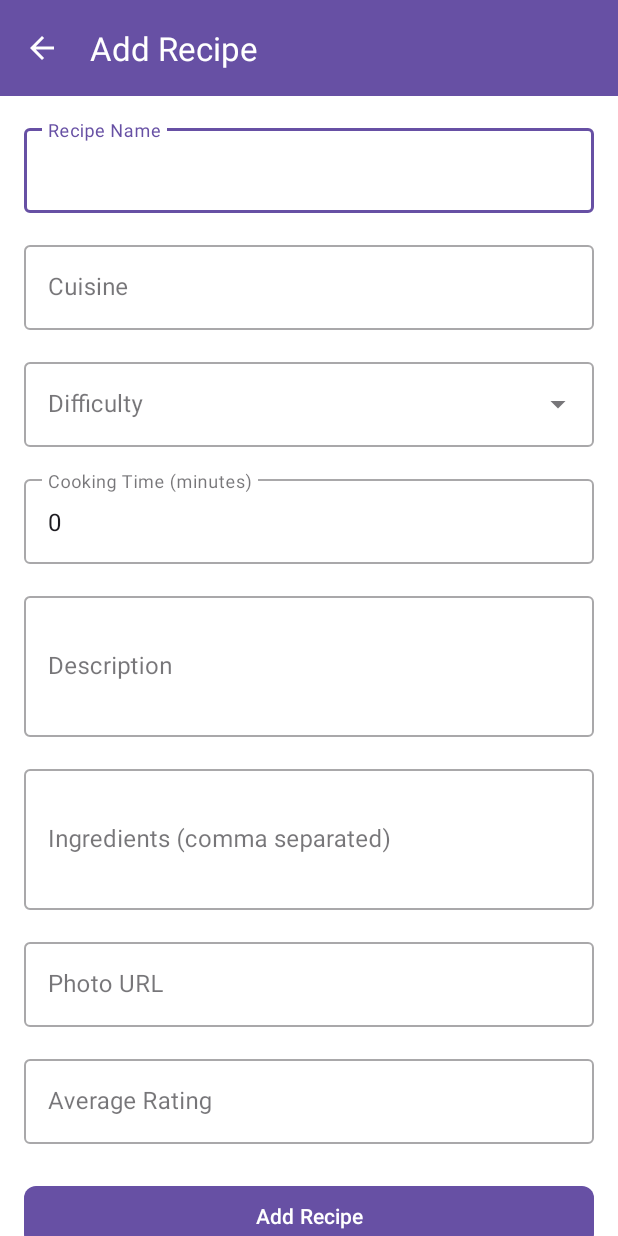
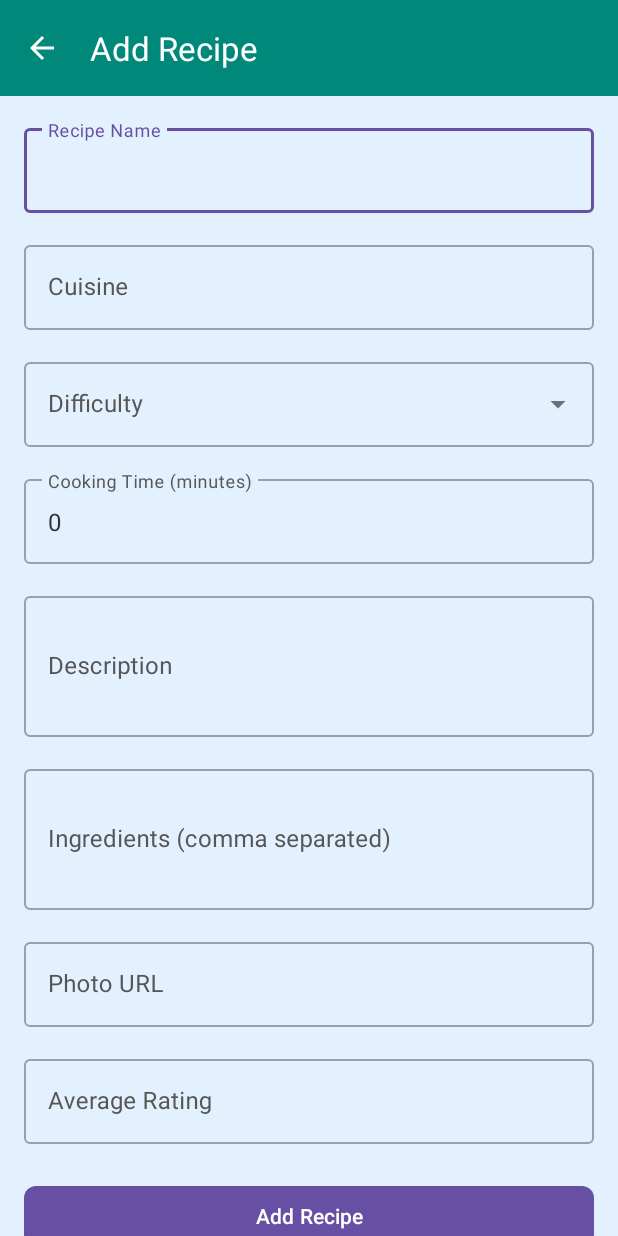
Before and after one commit to SimantDhakalGeorgian/Mobile-APIs-and-Frameworks, an Android app: the AddUpdateRecipeActivity screen opened directly, with no data from a screen before it, on a phone screen of 412 x 824 dp. Run offline under Robolectric (Android 15) with nearby library versions, the light colour scheme and no system bars.

Commit message:
ui component for color palatte changed

```diff
--- a/Assignment 4 Mobile App Secure API/app/src/main/res/layout/activity_add_update_recipe.xml
+++ b/Assignment 4 Mobile App Secure API/app/src/main/res/layout/activity_add_update_recipe.xml
@@ -4,7 +4,7 @@
     xmlns:app="http://schemas.android.com/apk/res-auto"
     android:layout_width="match_parent"
     android:layout_height="match_parent"
-    android:background="@color/white">
+    android:background="@color/backgroundColor">
 
     <com.google.android.material.appbar.AppBarLayout
         android:layout_width="match_parent"
@@ -14,7 +14,7 @@
             android:id="@+id/toolbar"
             android:layout_width="match_parent"
             android:layout_height="?attr/actionBarSize"
-            android:background="?attr/colorPrimary"
+            android:background="#00897B"
             app:layout_scrollFlags="scroll|enterAlways"
             app:titleTextColor="@color/white"/>
 
@@ -37,6 +37,7 @@
                 android:layout_width="0dp"
                 android:layout_height="wrap_content"
                 android:hint="Recipe Name"
+                android:textColorHint="@color/hintColor"
                 app:layout_constraintEnd_toEndOf="parent"
                 app:layout_constraintStart_toStartOf="parent"
                 app:layout_constraintTop_toTopOf="parent">
@@ -46,6 +47,8 @@
                     android:layout_width="match_parent"
                     android:layout_height="wrap_content"
                     android:inputType="text"
+                    android:textColor="@color/inputTextColor"
+                    android:textColorHint="@color/black"
                     android:text="Momo Nepalese" />
 
             </com.google.android.material.textfield.TextInputLayout>
@@ -57,6 +60,7 @@
                 android:layout_width="0dp"
                 android:layout_height="wrap_content"
                 android:layout_marginTop="16dp"
+                android:textColorHint="@color/hintColor"
                 android:hint="Cuisine"
                 app:layout_constraintEnd_toEndOf="parent"
                 app:layout_constraintStart_toStartOf="parent"
@@ -67,6 +71,8 @@
                     android:layout_width="match_parent"
                     android:layout_height="wrap_content"
                     android:inputType="text"
+                    android:textColor="@color/inputTextColor"
+                    android:textColorHint="@color/black"
                     android:text="Nepalese" />
 
             </com.google.android.material.textfield.TextInputLayout>
@@ -78,6 +84,7 @@
                 android:layout_width="0dp"
                 android:layout_height="wrap_content"
                 android:layout_marginTop="16dp"
+                android:textColorHint="@color/hintColor"
                 android:hint="Difficulty"
                 app:layout_constraintEnd_toEndOf="parent"
                 app:layout_constraintStart_toStartOf="parent"
@@ -99,6 +106,7 @@
                 android:layout_width="0dp"
                 android:layout_height="wrap_content"
                 android:layout_marginTop="16dp"
+                android:textColorHint="@color/hintColor"
                 android:hint="Cooking Time (minutes)"
                 app:layout_constraintEnd_toEndOf="parent"
                 app:layout_constraintStart_toStartOf="parent"
@@ -109,7 +117,9 @@
                     android:layout_width="match_parent"
                     android:layout_height="wrap_content"
                     android:inputType="number"
-                    android:text="45" />
+                    android:text="45"
+                    android:textColor="@color/inputTextColor"
+                    android:textColorHint="@color/black"/>
 
             </com.google.android.material.textfield.TextInputLayout>
 
@@ -120,6 +130,7 @@
                 android:layout_width="0dp"
                 android:layout_height="wrap_content"
                 android:layout_marginTop="16dp"
+                android:textColorHint="@color/hintColor"
                 android:hint="Description"
                 app:layout_constraintEnd_toEndOf="parent"
                 app:layout_constraintStart_toStartOf="parent"
@@ -131,6 +142,8 @@
                     android:layout_height="wrap_content"
                     android:inputType="textMultiLine"
                     android:minLines="3"
+                    android:textColor="@color/inputTextColor"
+                    android:textColorHint="@color/black"
                     android:text="Steamed dumplings filled with a deliciously spiced chicken filling." />
 
             </com.google.android.material.textfield.TextInputLayout>
@@ -142,6 +155,7 @@
                 android:layout_width="0dp"
                 android:layout_height="wrap_content"
                 android:layout_marginTop="16dp"
+                android:textColorHint="@color/hintColor"
                 android:hint="Ingredients (comma separated)"
                 app:layout_constraintEnd_toEndOf="parent"
                 app:layout_constraintStart_toStartOf="parent"
@@ -153,6 +167,8 @@
                     android:layout_height="wrap_content"
                     android:inputType="textMultiLine"
                     android:minLines="3"
+                    android:textColor="@color/inputTextColor"
+                    android:textColorHint="@color/black"
                     android:text="flour, chicken, onion, ginger, garlic, spices" />
 
             </com.google.android.material.textfield.TextInputLayout>
@@ -164,6 +180,7 @@
                 android:layout_width="0dp"
                 android:layout_height="wrap_content"
                 android:layout_marginTop="16dp"
+                android:textColorHint="@color/hintColor"
                 android:hint="Photo URL"
                 app:layout_constraintEnd_toEndOf="parent"
                 app:layout_constraintStart_toStartOf="parent"
@@ -174,6 +191,8 @@
                     android:layout_width="match_parent"
                     android:layout_height="wrap_content"
                     android:inputType="textUri"
+                    android:textColor="@color/inputTextColor"
+                    android:textColorHint="@color/black"
                     android:text="http://example.com/photo.jpg" />
 
             </com.google.android.material.textfield.TextInputLayout>
@@ -186,6 +205,7 @@
                 android:layout_height="wrap_content"
                 android:layout_marginTop="16dp"
                 android:hint="Average Rating"
+                android:textColorHint="@color/hintColor"
                 app:layout_constraintEnd_toEndOf="parent"
                 app:layout_constraintStart_toStartOf="parent"
                 app:layout_constraintTop_toBottomOf="@id/tilPhotoLink">
@@ -195,6 +215,8 @@
                     android:layout_width="match_parent"
                     android:layout_height="wrap_content"
                     android:inputType="numberDecimal"
+                    android:textColor="@color/inputTextColor"
+                    android:textColorHint="@color/black"
                     android:text="4.5" />
 
             </com.google.android.material.textfield.TextInputLayout>
--- a/Assignment 4 Mobile App Secure API/app/src/main/res/layout/activity_main.xml
+++ b/Assignment 4 Mobile App Secure API/app/src/main/res/layout/activity_main.xml
@@ -16,7 +16,7 @@
             android:id="@+id/toolbar"
             android:layout_width="match_parent"
             android:layout_height="?attr/actionBarSize"
-            android:background="?attr/colorPrimary"
+            android:background="#00897B"
             app:title="Recipes"
             app:titleTextColor="#FFFFFF"/>
 
```
Also changed, not shown: Assignment 4 Mobile App Secure API/app/src/main/java/com/simant/app/secureapiwithfullcrud/screen/SplashActivity.java (+9 -9 lines), Assignment 4 Mobile App Secure API/app/src/main/res/layout/item_recipe.xml (+5 -3 lines).
